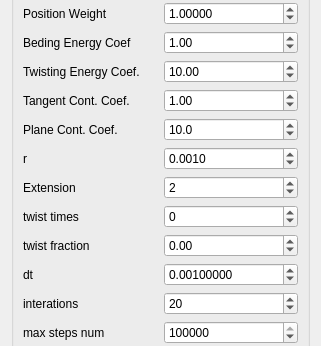
Before: the Qt Designer form elastic/elasticpanel.ui in nullas/PetGL, drawn with Qt 5; both pictures show x 0 to 321 and y 359 to 705 of the 321 by 847 pixel window.
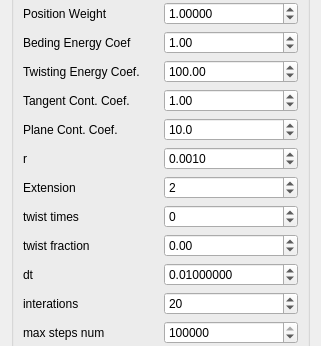
After: the same form once the commit is applied.

```diff
--- a/elastic/elasticpanel.ui
+++ b/elastic/elasticpanel.ui
@@ -143,11 +143,11 @@
          <number>8</number>
         </property>
         <property name="singleStep">
-         <double>0.000100000000000</double>
-        </property>
-        <property name="value">
          <double>0.001000000000000</double>
         </property>
+        <property name="value">
+         <double>0.010000000000000</double>
+        </property>
        </widget>
       </item>
       <item row="8" column="0">
@@ -234,7 +234,7 @@
          <double>99999.990000000005239</double>
         </property>
         <property name="value">
-         <double>10.000000000000000</double>
+         <double>100.000000000000000</double>
         </property>
        </widget>
       </item>
```
